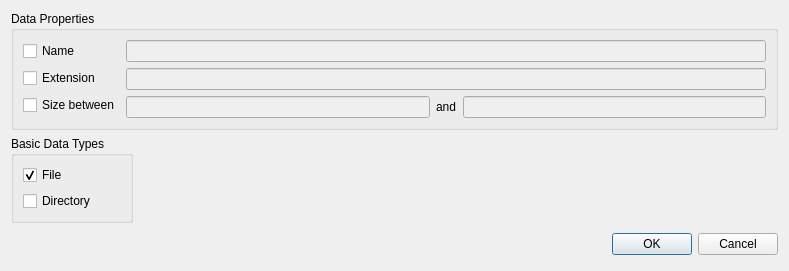
vookimedlo/data-analysis, file src/ui/forms/SearchDialog.ui: the form before one commit.
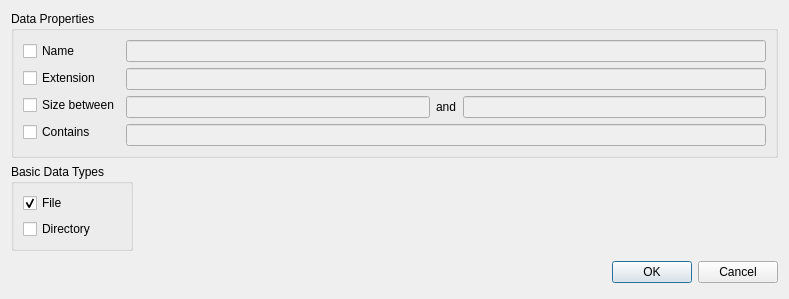
The form after the commit.

The edit to the form file:
```diff
--- a/src/ui/forms/SearchDialog.ui
+++ b/src/ui/forms/SearchDialog.ui
@@ -8,7 +8,7 @@
     <x>0</x>
     <y>0</y>
     <width>789</width>
-    <height>253</height>
+    <height>279</height>
    </rect>
   </property>
   <property name="windowTitle">
@@ -44,6 +44,13 @@
           </property>
          </widget>
         </item>
+        <item>
+         <widget class="QCheckBox" name="containsCheckBox">
+          <property name="text">
+           <string>Contains</string>
+          </property>
+         </widget>
+        </item>
        </layout>
       </item>
       <item>
@@ -87,6 +94,13 @@
           </item>
          </layout>
         </item>
+        <item>
+         <widget class="QLineEdit" name="containsLineEdit">
+          <property name="enabled">
+           <bool>false</bool>
+          </property>
+         </widget>
+        </item>
        </layout>
       </item>
      </layout>
```
Left out of the diff: 27 changed lines with no effect on the pictures.
